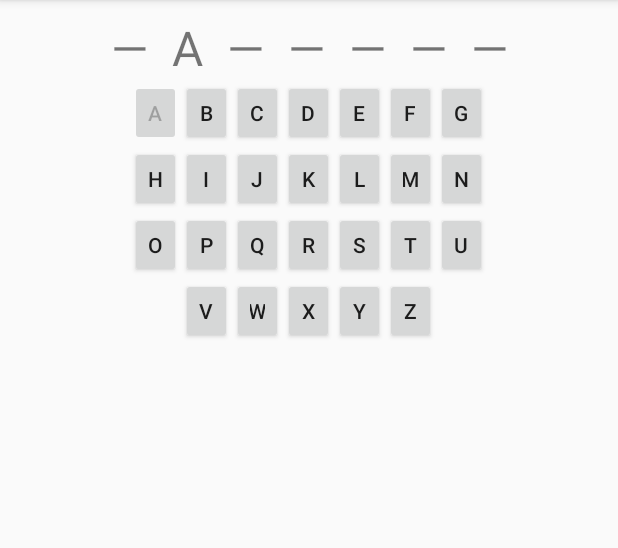
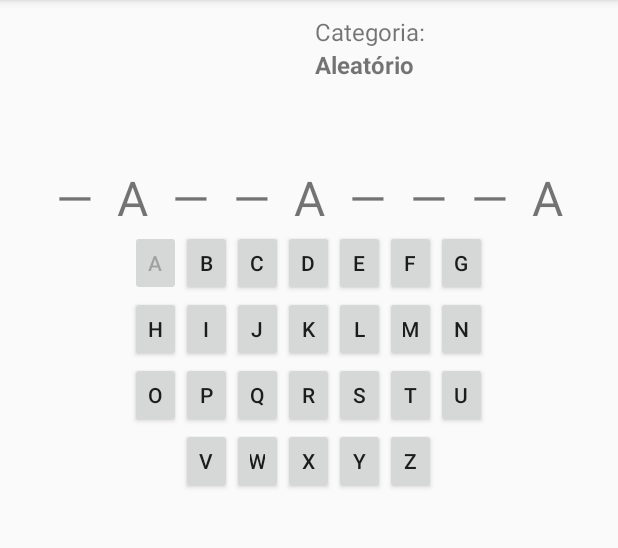
Before and after one commit to danillopneto/hangman, an Android app: the screen it shows after launch (MainActivity), after a tap on an icon or button, on a phone screen of 412 x 824 dp, the part 84-632 px from its top. Run offline under Robolectric (Android 15) with nearby library versions, the phone set to English and light mode, and no system bars; libraries missing offline, so code that uses them is left out: com.afollestad.materialdialogs.

Commit message:
Implementação de novo jogo e exibição de categoria

```diff
--- a/app/src/main/java/ufg/go/br/hangman/MainActivity.java
+++ b/app/src/main/java/ufg/go/br/hangman/MainActivity.java
@@ -1,27 +1,32 @@
 package ufg.go.br.hangman;
 
-import android.media.MediaPlayer;
 import android.support.v7.app.AppCompatActivity;
 import android.os.Bundle;
 import android.view.View;
 import android.widget.Button;
-import android.widget.EditText;
 import android.widget.TextView;
 
 import com.afollestad.materialdialogs.MaterialDialog;
 
+import java.text.Normalizer;
 import java.util.ArrayList;
 import java.util.List;
 
 import ufg.go.br.hangman.Util.SoundGame;
+import ufg.go.br.hangman.model.Word;
+import ufg.go.br.hangman.services.WordsService;
 
 public class MainActivity extends AppCompatActivity {
-    TextView mWord;
-
     private final int LIMIT_OF_MISTAKES = 7;
-    private String wordToBeGuessed = "Danillo".toUpperCase();
     private int mistakes = 0;
     private char[] guess;
+    private Word dataWordToBeGuessed;
+    private String wordToBeGuessed;
+    private String normalizedWord;
+    private String category;
+    TextView mWord;
+    TextView mCategoryLabel;
+    Button mNewGameButton;
     SoundGame sg;
 
     @Override
@@ -29,12 +34,14 @@ public class MainActivity extends AppCompatActivity {
         super.onCreate(savedInstanceState);
         setContentView(R.layout.activity_main);
         mWord = findViewById(R.id.mWord);
-        guess = getWordMasked();
-        mWord.setText(String.valueOf(guess));
-        sg = new SoundGame(MainActivity.this);
+        mCategoryLabel = findViewById(R.id.mCategoryLabel);
+        mNewGameButton = findViewById(R.id.mNewGameButton);
+        category = getIntent().getStringExtra("category");
+        if (category == null || category.equals("")) {
+            category = String.valueOf(getText(R.string.random));
+        }
 
-        //iniciar musica de fundo
-        sg.playMusicBehind();
+        newGame();
     }
 
     public void letterPressed(View v) {
@@ -45,22 +52,43 @@ public class MainActivity extends AppCompatActivity {
         Button letterButton = findViewById(id);
         letterButton.setEnabled(false);
         String letter = letterButton.getText().toString();
-        if (wordToBeGuessed.contains(letter)) {
+
+        if (normalizedWord.contains(letter)) {
             replaceCorrectLetter(letter.toCharArray()[0]);
             if (wordToBeGuessed.equals(String.valueOf(guess))) {
-                showMessage(R.id.you_won);
+                sg.stopMusichBehind();
+                mNewGameButton.setVisibility(View.VISIBLE);
             }
         } else {
             mistakes++;
         }
 
         if (mistakes >= LIMIT_OF_MISTAKES) {
-            showMessage(R.id.you_lose);
-            mWord.setText("");
+            sg.stopMusichBehind();
+            mNewGameButton.setVisibility(View.VISIBLE);
         }
     }
 
+    public void startNewGame(View v) {
+        recreate();
+    }
+
+    private void newGame() {
+        guess = getWordMasked();
+        mWord.setText(String.valueOf(guess));
+        mCategoryLabel.setText(category);
+        mNewGameButton.setVisibility(View.GONE);
+        sg = new SoundGame(MainActivity.this);
+
+        //iniciar musica de fundo
+        sg.playMusicBehind();
+    }
+
     private char[] getWordMasked() {
+        WordsService service = new WordsService();
+        dataWordToBeGuessed = service.getNewWord("");
+        wordToBeGuessed = dataWordToBeGuessed.getPortuguese();
+        normalizedWord = getNormalizedWord(wordToBeGuessed);
         char[] word = new char[wordToBeGuessed.length()];
         for (int i = 0; i < wordToBeGuessed.length(); i++) {
             word[i] = '―';
@@ -69,25 +97,24 @@ public class MainActivity extends AppCompatActivity {
         return word;
     }
 
+    private String getNormalizedWord(String word) {
+        return Normalizer
+                .normalize(word, Normalizer.Form.NFD)
+                .replaceAll("[^\\p{ASCII}]", "");
+    }
+
     private void replaceCorrectLetter(char letter) {
         List<Integer> lettersFound = new ArrayList<>();
-        for (int i = 0; i < wordToBeGuessed.length(); i++) {
-            if (wordToBeGuessed.toCharArray()[i] == letter) {
+        for (int i = 0; i < normalizedWord.length(); i++) {
+            if (normalizedWord.toCharArray()[i] == letter) {
                 lettersFound.add(i);
             }
         }
 
         for (Integer index : lettersFound) {
-            guess[index] = letter;
+            guess[index] = wordToBeGuessed.toCharArray()[index];
         }
 
         mWord.setText(String.valueOf(guess));
     }
-
-    private void showMessage(int idStringDescription) {
-        new MaterialDialog.Builder(this).title(R.string.title_message)
-                .content(idStringDescription)
-                .positiveText(R.string.label_ok)
-                .show();
 }
-}
--- a/app/src/main/java/ufg/go/br/hangman/Util/SoundGame.java
+++ b/app/src/main/java/ufg/go/br/hangman/Util/SoundGame.java
@@ -8,7 +8,7 @@ import ufg.go.br.hangman.R;
  */
 
 public class SoundGame {
-s
+
     MediaPlayer mp;
 
     Context context;
@@ -31,5 +31,7 @@ s
         mp.start();
     }
 
-
+    public void stopMusichBehind() {
+        mp.stop();
+    }
 }
--- /dev/null
+++ b/app/src/main/java/ufg/go/br/hangman/model/Word.java
@@ -0,0 +1,37 @@
+package ufg.go.br.hangman.model;
+
+public class Word {
+    private String category;
+    private String portuguese;
+    private String english;
+
+    public Word(String category, String portuguese, String english) {
+        this.category = category;
+        this.portuguese = portuguese;
+        this.english = english;
+    }
+
+    public String getCategory() {
+        return category;
+    }
+
+    public void setCategory(String category) {
+        this.category = category;
+    }
+
+    public String getPortuguese() {
+        return portuguese;
+    }
+
+    public void setPortuguese(String portuguese) {
+        this.portuguese = portuguese;
+    }
+
+    public String getEnglish() {
+        return english;
+    }
+
+    public void setEnglish(String english) {
+        this.english = english;
+    }
+}
--- /dev/null
+++ b/app/src/main/java/ufg/go/br/hangman/services/WordsService.java
@@ -0,0 +1,33 @@
+package ufg.go.br.hangman.services;
+
+import java.util.ArrayList;
+import java.util.List;
+import java.util.Random;
+import java.util.stream.Collectors;
+
+import ufg.go.br.hangman.model.Word;
+
+public class WordsService {
+    private List<Word> _words;
+
+    public WordsService() {
+        _words = new ArrayList<>();
+        _words.add(new Word("Animals", "CÃO", "DOG"));
+        _words.add(new Word("Animals", "GATO", "CAT"));
+        _words.add(new Word("Animals", "PEIXE", "FISH"));
+        _words.add(new Word("Animals", "PÁSSARO", "BIRD"));
+        _words.add(new Word("Animals", "TARTARUGA", "TURTLE"));
+        _words.add(new Word("Animals", "FORMIGA", "ANT"));
+        _words.add(new Word("Animals", "BORBOLETA", "BUTTERFLY"));
+    }
+
+    public Word getNewWord(final String category) {
+        return getRandomWord(_words);
+    }
+
+    private Word getRandomWord(List<Word> words) {
+        Random random = new Random();
+        int index = random.nextInt(words.size() - 1);
+        return words.get(index);
+    }
+}
--- a/app/src/main/res/layout/activity_main.xml
+++ b/app/src/main/res/layout/activity_main.xml
@@ -5,16 +5,56 @@
     android:layout_width="wrap_content"
     android:padding="10dp">
 
+    <LinearLayout
+        android:id="@+id/containerHangman"
+        android:layout_width="match_parent"
+        android:layout_height="100dp">
+
+        <ImageView
+            android:id="@+id/hangmanImage"
+            android:layout_width="200dp"
+            android:layout_height="match_parent" />
+
+        <LinearLayout
+            android:layout_width="wrap_content"
+            android:layout_height="match_parent"
+            android:orientation="vertical">
+
+            <TextView
+                android:layout_width="wrap_content"
+                android:layout_height="wrap_content"
+                android:text="@string/category"
+                android:textSize="16dp" />
+
+            <TextView
+                android:id="@+id/mCategoryLabel"
+                android:layout_width="wrap_content"
+                android:layout_height="wrap_content"
+                android:textSize="16dp"
+                android:textStyle="bold" />
+
+            <Button
+                android:id="@+id/mNewGameButton"
+                android:layout_marginTop="20dp"
+                android:layout_width="wrap_content"
+                android:layout_height="wrap_content"
+                android:text="@string/new_game"
+                android:onClick="startNewGame" />
+
+        </LinearLayout>
+
+    </LinearLayout>
+
     <TextView
         android:id="@+id/mWord"
         android:layout_width="match_parent"
         android:layout_height="wrap_content"
-        android:layout_alignParentTop="true"
         android:layout_centerHorizontal="true"
         android:letterSpacing="0.5"
         android:ems="10"
         android:textSize="32dp"
-        android:gravity="center_horizontal" />
+        android:gravity="center_horizontal"
+        android:layout_below="@+id/containerHangman"/>
 
     <LinearLayout
         android:id="@+id/firstContainer"
--- a/app/src/main/res/values/strings.xml
+++ b/app/src/main/res/values/strings.xml
@@ -2,4 +2,7 @@
     <string name="app_name">Hangman</string>
     <string name="label_ok">Ok</string>
     <string name="title_message">Info</string>
+    <string name="category">Categoria:</string>
+    <string name="new_game">Novo jogo</string>
+    <string name="random">Aleatório</string>
 </resources>
```
Lines whose indentation alone changed are shown as unchanged.
